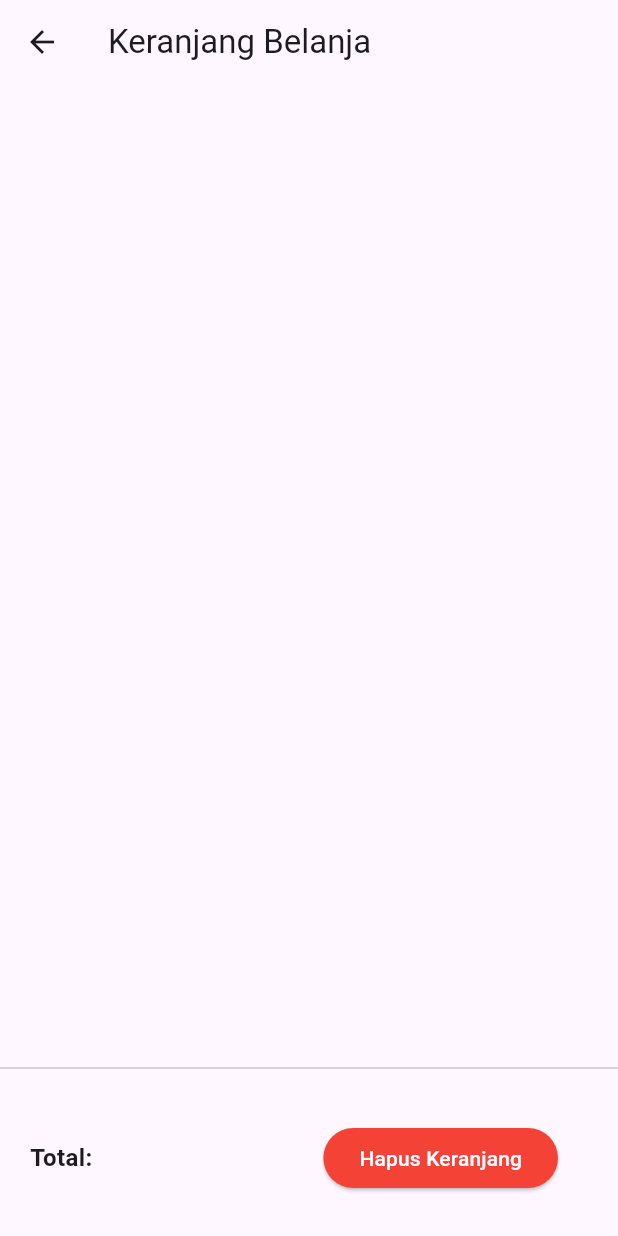
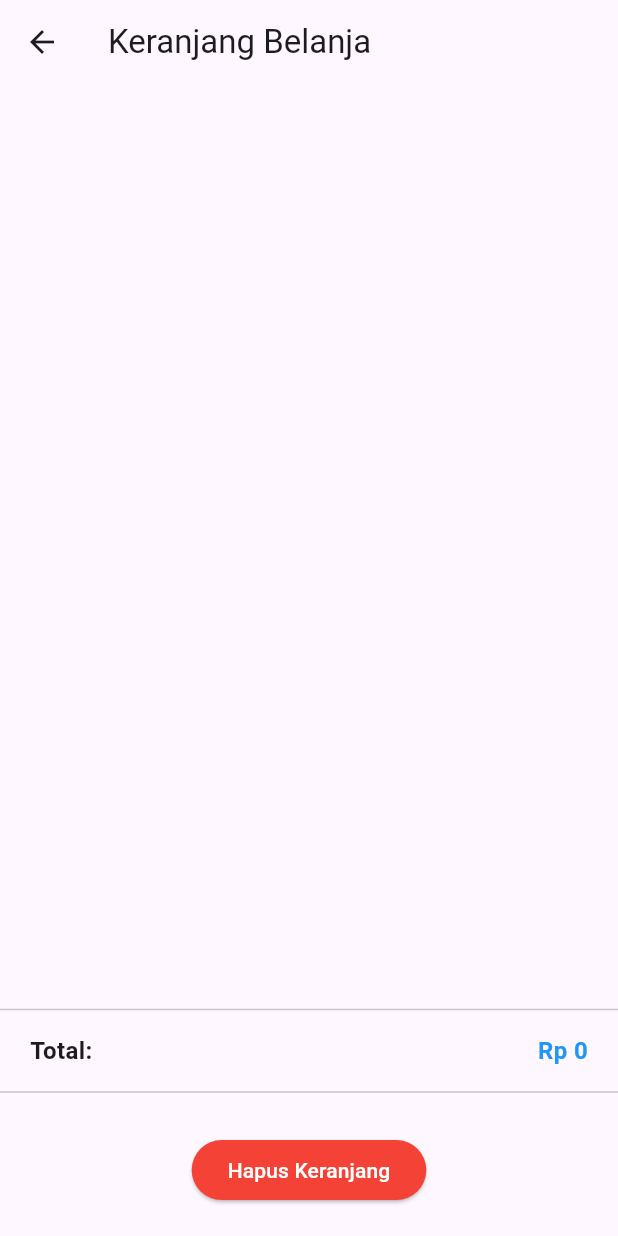
Before and after one commit to ginaa07/Toko_Sepatu_Heels_Wanita, a Flutter app: the CartPage screen opened by its route, on a phone screen of 412 x 824 dp. Run offline on Flutter 3.47's test engine with Material 3 defaults, Android fonts, the phone set to English and light mode, and no system bars; our stand-ins replace dio, email_validator, equatable, firebase_auth, firebase_core, flutter_secure_storage and 1 more; accounts and stored records are empty.

Commit message:
fix: create folder carts\...\presentation\pages
add code total harga in file cart_page.dart

```diff
--- a/lib/features/carts/presentation/pages/cart_page.dart
+++ b/lib/features/carts/presentation/pages/cart_page.dart
@@ -1,4 +1,3 @@
-
 import 'package:flutter/material.dart';
 import 'package:provider/provider.dart';
 import 'package:toko_sepatu_heels_wanita/features/carts/presentation/providers/cart_provider.dart';
@@ -9,6 +8,9 @@ class CartPage extends StatelessWidget {
   @override
   Widget build(BuildContext context) {
     var cart = context.watch<CartProvider>();
+
+    double total = cart.items.fold(0, (sum, item) => sum + item.price);
+
     return Scaffold(
       appBar: AppBar(title: const Text('Keranjang Belanja')),
       body: Column(
@@ -25,7 +27,6 @@ class CartPage extends StatelessWidget {
           ),
           const Divider(),
 
-          /// TOTAL HARGA
           Padding(
             padding: const EdgeInsets.symmetric(horizontal: 20, vertical: 8),
             child: Row(
@@ -33,11 +34,20 @@ class CartPage extends StatelessWidget {
               children: [
                 const Text(
                   'Total:',
-                  style: TextStyle(
+                  style: TextStyle(fontSize: 16, fontWeight: FontWeight.bold),
+                ),
+
+                Text(
+                  'Rp ${total.toStringAsFixed(0)}',
+                  style: const TextStyle(
                     fontSize: 16,
                     fontWeight: FontWeight.bold,
+                    color: Colors.blue,
                   ),
                 ),
+              ],
+            ),
+          ),
           const Divider(),
           Padding(
             padding: const EdgeInsets.all(20),
```
